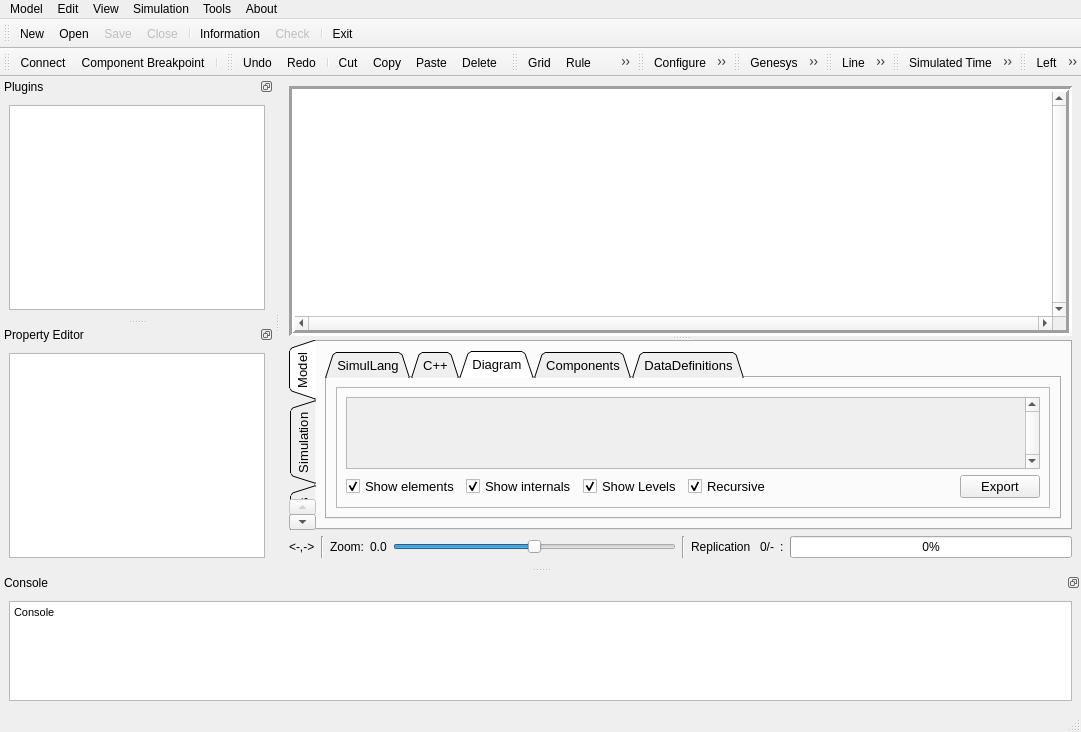
Before: the Qt Designer form source/applications/gui/qt/GenesysQtGUI/mainwindow.ui in vits-hugs/Genesys-Simulator, drawn with Qt 5.
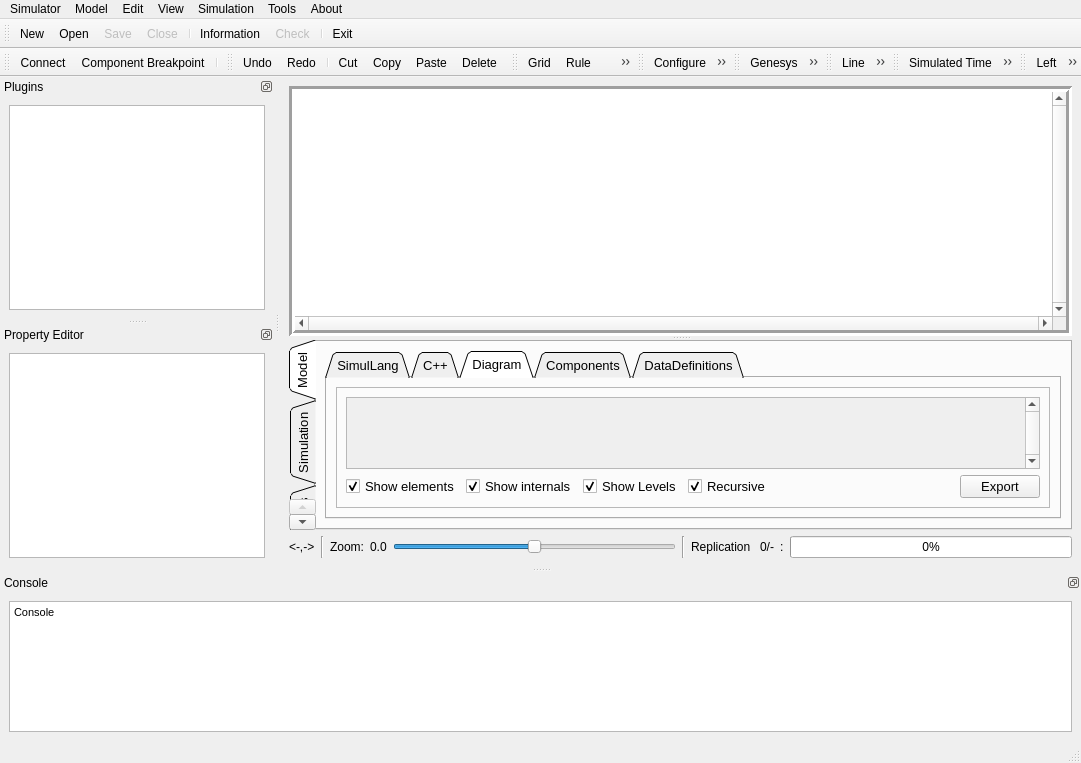
After: the same form once the commit is applied. Icons and pictures are not drawn. Custom widgets are drawn as their Qt base class.

Commit message: GUI: Created menu "Simulator" and some menu items changed position

```diff
--- a/source/applications/gui/qt/GenesysQtGUI/mainwindow.ui
+++ b/source/applications/gui/qt/GenesysQtGUI/mainwindow.ui
@@ -7,7 +7,7 @@
     <x>0</x>
     <y>0</y>
     <width>1081</width>
-    <height>640</height>
+    <height>763</height>
    </rect>
   </property>
   <property name="windowTitle">
@@ -844,6 +844,17 @@
     <addaction name="actionToolsOptimizator"/>
     <addaction name="actionToolsParserGrammarChecker"/>
    </widget>
+   <widget class="QMenu" name="menuSimulator">
+    <property name="title">
+     <string>Simulator</string>
+    </property>
+    <addaction name="actionSimulatorsPluginManager"/>
+    <addaction name="separator"/>
+    <addaction name="actionSimulatorPreferences"/>
+    <addaction name="separator"/>
+    <addaction name="actionSimulatorExit"/>
+   </widget>
+   <addaction name="menuSimulator"/>
    <addaction name="menuModel"/>
    <addaction name="menuEdit"/>
    <addaction name="menuView"/>
```
Left out of the diff: 14 changed lines with no effect on the pictures. The commit also changes 12 other files.
